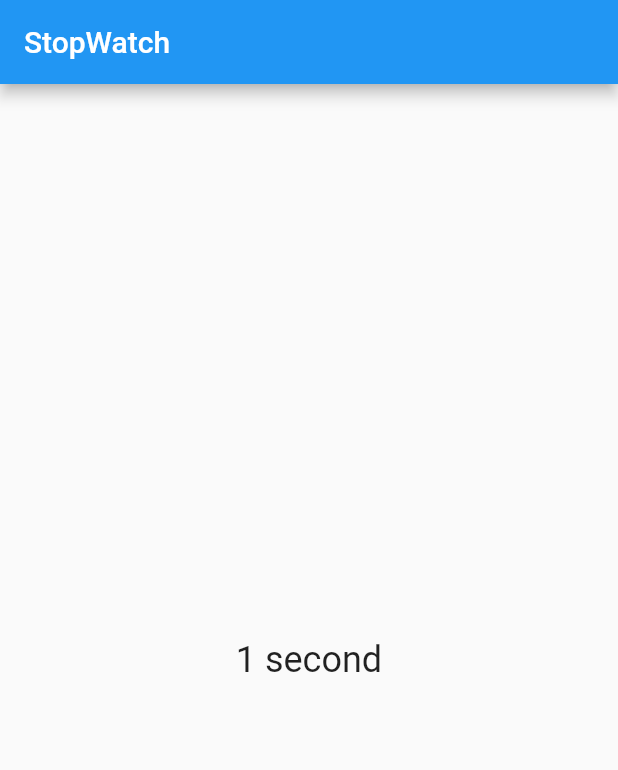
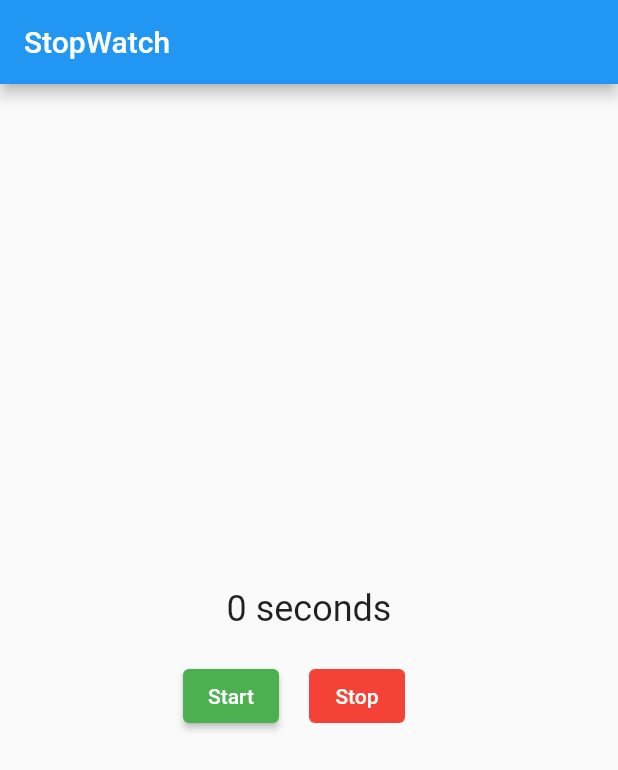
Before and after one commit to jarecsni/flutter_cookbook_examples, a Flutter app: the StopWatch screen opened directly, on a phone screen of 412 x 824 dp. Shown: the top 770 px of the screen. Run offline on Flutter 3.47's test engine with Material 2 defaults, Android fonts, the phone set to English and light mode, and no system bars; our stand-ins replace google_fonts.

Commit message:
Start stop buttons implemented

```diff
--- a/lib/chapter6/stop_watch.dart
+++ b/lib/chapter6/stop_watch.dart
@@ -10,13 +10,8 @@ class StopWatch extends StatefulWidget {
 
 class _StopWatchState extends State<StopWatch> {
   int seconds = 0;
+  bool isTicking = false;
   late Timer timer;
-
-  @override
-  void initState() {
-    super.initState();
-    timer = Timer.periodic(const Duration(seconds: 1), _onTick);
-  }
 
   @override
   void dispose() {
@@ -34,17 +29,62 @@ class _StopWatchState extends State<StopWatch> {
 
   String _secondsText() => seconds == 1 ? 'second' : 'seconds';
 
+  void _startTimer() {
+    timer = Timer.periodic(const Duration(seconds: 1), _onTick);
+    setState(() {
+      seconds = 0;
+      isTicking = true;
+    });
+  }
+
+  void _stopTimer() {
+    timer.cancel();
+    setState(() {
+      isTicking = false;
+    });
+  }
+
   @override
   Widget build(BuildContext context) {
     return Scaffold(
       appBar: AppBar(
         title: const Text('StopWatch'),
       ),
-      body: Center(
-        child: Text(
-          '$seconds ${_secondsText()}',
-          style: Theme.of(context).textTheme.headlineSmall,
-        ),
+      body: Column(
+        mainAxisAlignment: MainAxisAlignment.center,
+        children: [
+          Text(
+            '$seconds ${_secondsText()}',
+            style: Theme.of(context).textTheme.headlineSmall,
+          ),
+          const SizedBox(height: 20),
+          Row(
+            mainAxisAlignment: MainAxisAlignment.center,
+            children: [
+              ElevatedButton(
+                style: ButtonStyle(
+                  backgroundColor:
+                      MaterialStateProperty.all<Color>(Colors.green),
+                  foregroundColor:
+                      MaterialStateProperty.all<Color>(Colors.white),
+                ),
+                onPressed: isTicking ? null : _startTimer,
+                child: const Text('Start'),
+              ),
+              const SizedBox(width: 20),
+              TextButton(
+                style: ButtonStyle(
+                  backgroundColor: MaterialStateProperty.all<Color>(Colors.red),
+                  foregroundColor:
+                      MaterialStateProperty.all<Color>(Colors.white),
+                ),
+                onPressed: isTicking ? _stopTimer : null,
+                child: const Text('Stop'),
+              ),
+              const SizedBox(width: 20),
+            ],
+          )
+        ],
       ),
     );
   }
```
